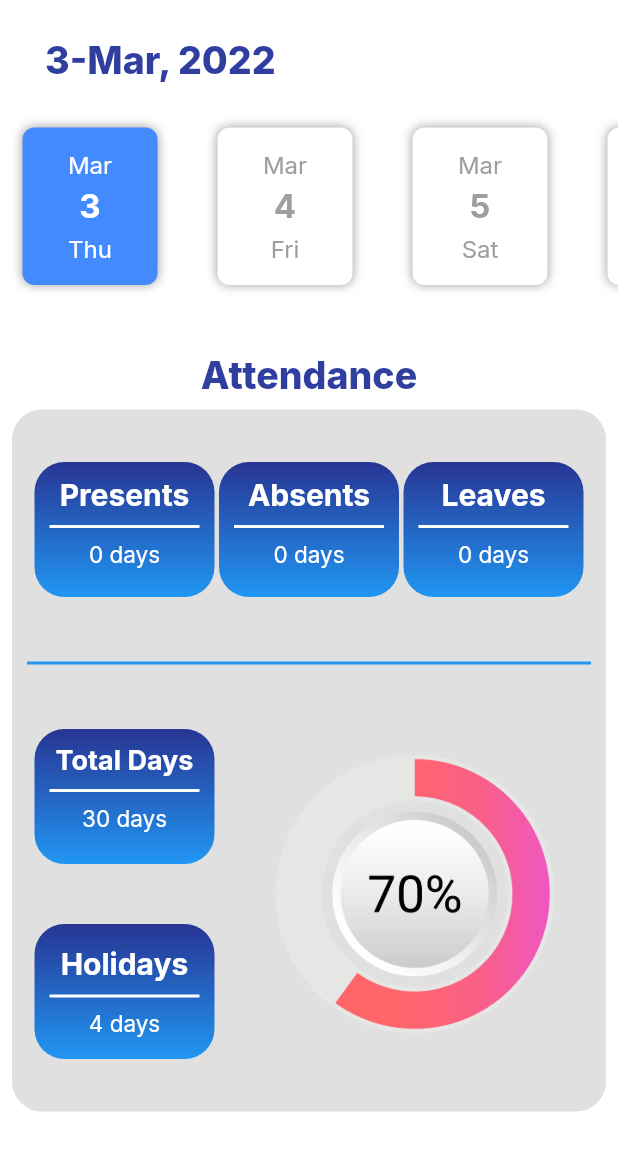
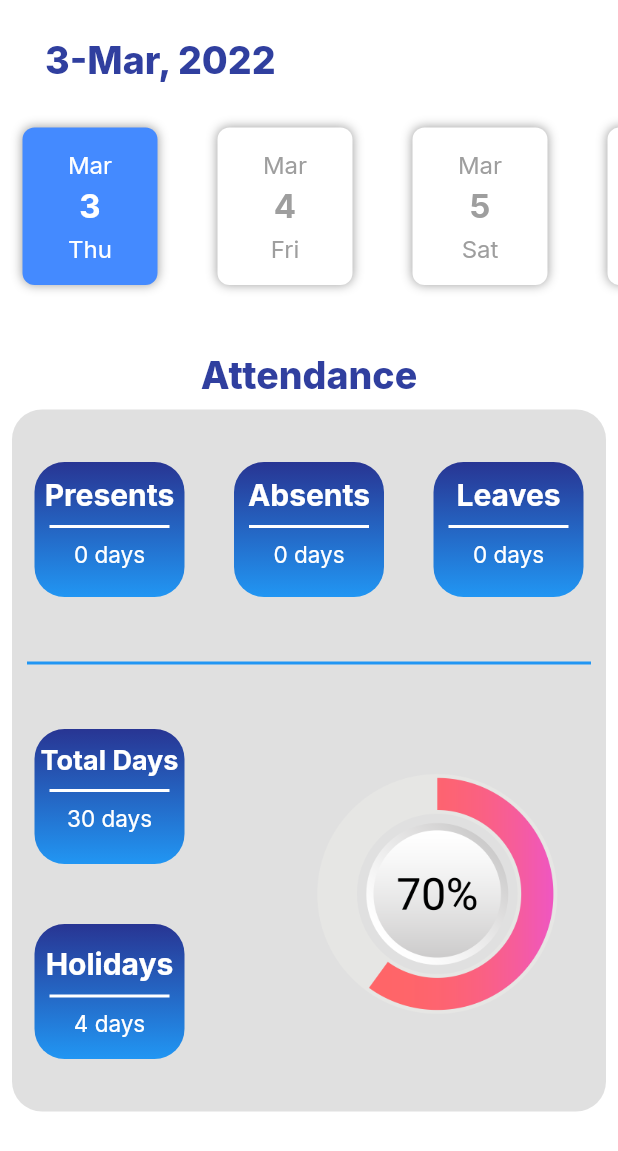
Before and after one commit to RutikVasani/Unify, a Flutter app: the Calendar screen opened by its route, on a phone screen of 412 x 824 dp. Shown: the top 1151 px of the screen. Run offline on Flutter 3.47's test engine with Material 2 defaults, Android fonts, the phone set to English and light mode, and no system bars; our stand-ins replace cloud_firestore, firebase_auth, firebase_core, firebase_database, flutter_countdown_timer, fluttertoast and 3 more; missing offline and left inert: polls; accounts and stored records are empty.

```diff
--- a/lib/Tabs/calander/calender.dart
+++ b/lib/Tabs/calander/calender.dart
@@ -171,7 +171,7 @@ class _CalendarState extends State<Calendar> {
                           Padding(
                             padding: const EdgeInsets.symmetric(vertical: 20),
                             child: Container(
-                              width: 120,
+                              width: 100,
                               height: 90,
                               decoration: BoxDecoration(
                                 gradient: LinearGradient(
@@ -219,7 +219,7 @@ class _CalendarState extends State<Calendar> {
                           Padding(
                             padding: const EdgeInsets.symmetric(vertical: 20),
                             child: Container(
-                              width: 120,
+                              width: 100,
                               height: 90,
                               decoration: BoxDecoration(
                                 gradient: LinearGradient(
@@ -267,7 +267,7 @@ class _CalendarState extends State<Calendar> {
                           Padding(
                             padding: const EdgeInsets.symmetric(vertical: 20),
                             child: Container(
-                              width: 120,
+                              width: 100,
                               height: 90,
                               decoration: BoxDecoration(
                                 gradient: LinearGradient(
@@ -331,7 +331,7 @@ class _CalendarState extends State<Calendar> {
                                 padding:
                                     const EdgeInsets.symmetric(vertical: 20),
                                 child: Container(
-                                  width: 120,
+                                  width: 100,
                                   height: 90,
                                   decoration: BoxDecoration(
                                     gradient: LinearGradient(
@@ -379,7 +379,7 @@ class _CalendarState extends State<Calendar> {
                                 padding:
                                     const EdgeInsets.symmetric(vertical: 20),
                                 child: Container(
-                                  width: 120,
+                                  width: 100,
                                   height: 90,
                                   decoration: BoxDecoration(
                                     gradient: LinearGradient(
@@ -429,8 +429,8 @@ class _CalendarState extends State<Calendar> {
                         Spacer(),
                         Image.asset(
                           "assets/images/piechart.png",
-                          width: 215,
-                          height: 215,
+                          width: 185,
+                          height: 185,
                         ),
                         SizedBox(
                           width: 20,
--- a/lib/pages/login_page.dart
+++ b/lib/pages/login_page.dart
@@ -37,7 +37,7 @@ class _LoginPageState extends State<LoginPage> {
                     boxShadow: [
                       //BoxShadow
                       BoxShadow(
-                        color: Colors.blue.shade200,
+                        color: Color.fromARGB(255, 58, 156, 236),
                         offset: const Offset(0.0, 5.0),
                         blurRadius: 10.0,
                         spreadRadius: 3.0,
--- a/pubspec.yaml
+++ b/pubspec.yaml
@@ -60,6 +60,7 @@ flutter_icons:
   image_path: "assets/images/uni.png"
 
 dev_dependencies:
+  flutter_lints: ^1.0.4
   flutter_test:
     sdk: flutter
 
```
Also changed, not shown: lib/Tabs/Query/list_query.dart (+9 -0 lines), lib/Tabs/Query/editQuery.dart (line endings or trailing spaces), pubspec.lock.
